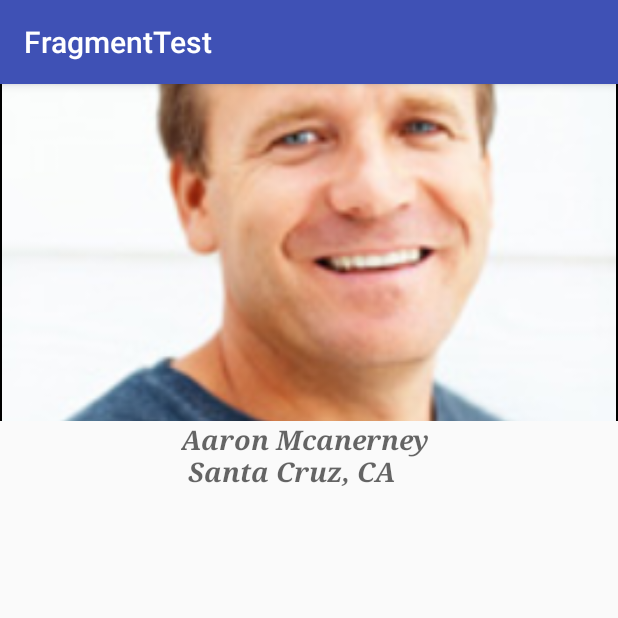
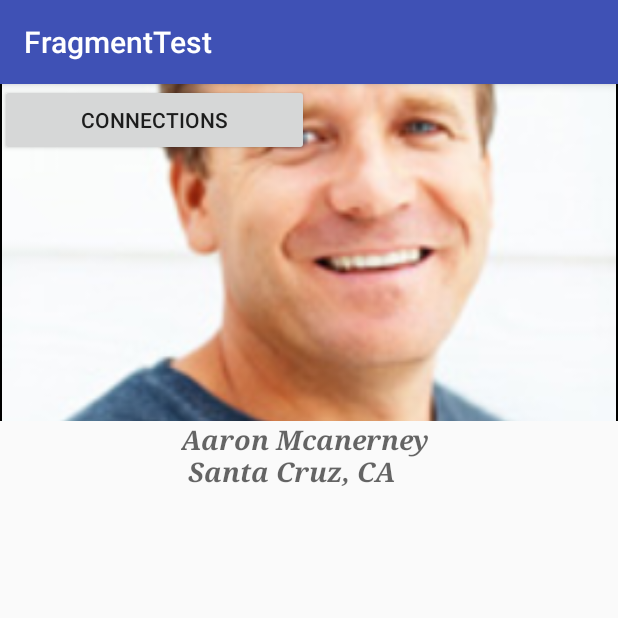
Before and after one commit to aaronmcanerney/Android-application-group, an Android app: the fragment HomeProfile shown on its own in the app's theme, on a phone screen of 412 x 824 dp, the top half of it. Run offline under Robolectric (Android 15) with nearby library versions, the phone set to English and light mode, and no system bars; 9 statements that could not run were skipped.

Commit message:
Fixed button duplication

```diff
--- a/app/src/main/java/com/example/aaron/fragmenttest/HomeProfile.java
+++ b/app/src/main/java/com/example/aaron/fragmenttest/HomeProfile.java
@@ -10,8 +10,11 @@ import android.view.LayoutInflater;
 import android.view.View;
 import android.view.ViewGroup;
 import android.view.WindowManager;
+import android.widget.Button;
+import android.widget.GridLayout;
 import android.widget.ImageView;
 import android.widget.LinearLayout;
+import android.widget.RelativeLayout;
 import android.widget.TextView;
 
 import java.util.NoSuchElementException;
@@ -44,7 +47,7 @@ public class HomeProfile extends Fragment {
     @Override
     public void onStart(){
         MainActivity activity = (MainActivity) getActivity();
-
+        RelativeLayout rl = (RelativeLayout) this.getActivity().findViewById(R.id.home_profile_relative);
         // Set profile information
         ImageView img = (ImageView) activity.findViewById(R.id.profilePicture);
         img.setImageBitmap(activity.profilePicture);
@@ -54,7 +57,21 @@ public class HomeProfile extends Fragment {
         Display d = ((WindowManager)getActivity().getSystemService(Context.WINDOW_SERVICE)).getDefaultDisplay();
         Point p = getDisplaySize(d);
         scaleImage(img, p);
-
+        GridLayout grid = new GridLayout(this.getActivity());
+        grid.setColumnCount(2);
+        rl.addView(grid);
+        Button connections = new Button(this.getActivity());
+        connections.setText("Connections");
+        connections.setWidth(p.x/2);
+        connections.setOnClickListener(new View.OnClickListener()
+        {
+            @Override
+            public void onClick(View v)
+            {
+                toConnections(v);
+            }
+        });
+        grid.addView(connections);
 
 
 
--- a/app/src/main/res/layout/fragment_home_profile.xml
+++ b/app/src/main/res/layout/fragment_home_profile.xml
@@ -4,7 +4,7 @@
     android:layout_width="match_parent"
     android:layout_height="match_parent"
     android:orientation="vertical"
-    android:id = "@+id/fragments"
+    android:id = "@+id/home_profile_relative"
     >
     <LinearLayout
         android:orientation="vertical"
```
